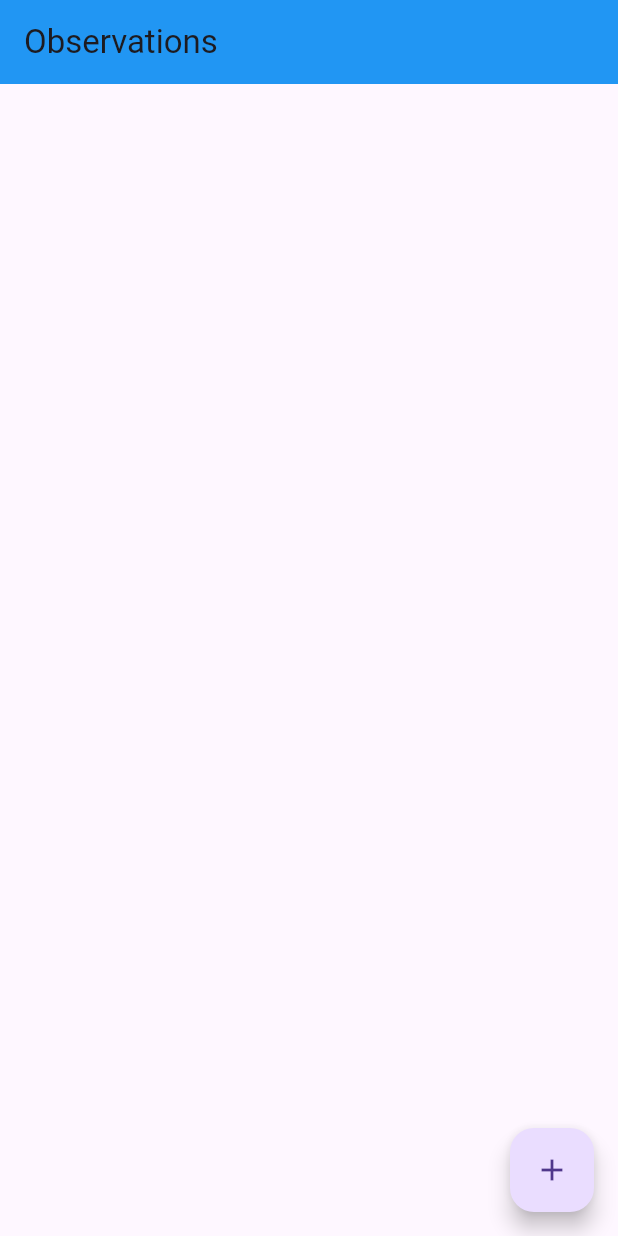
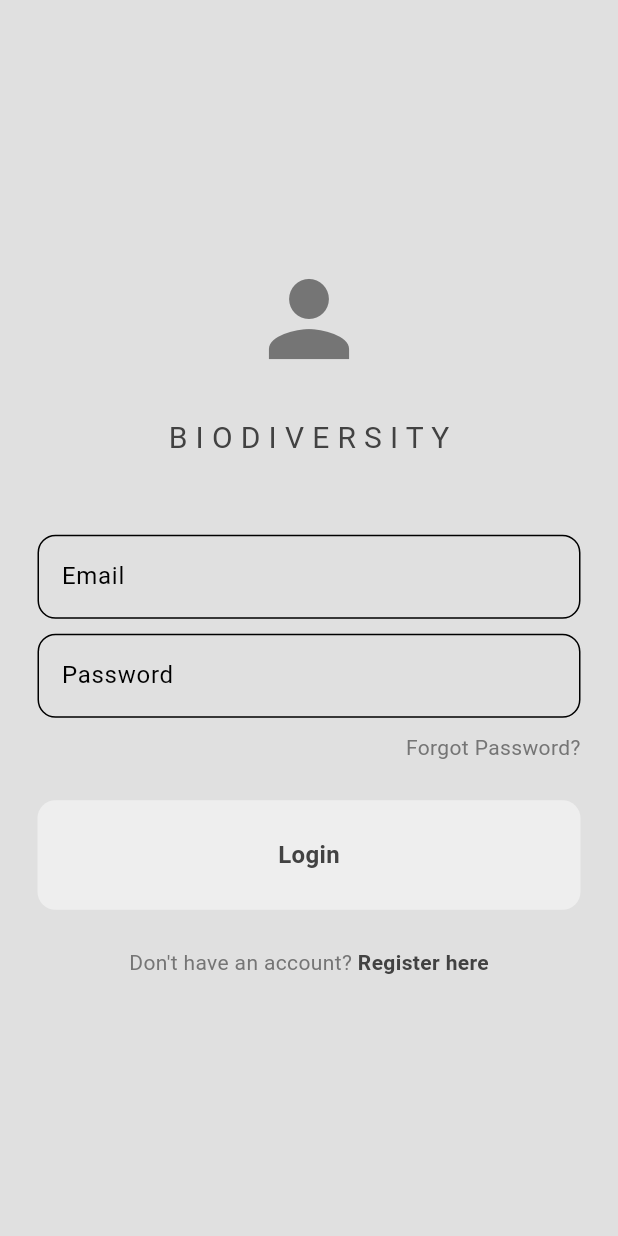
Before and after one commit to naldimian/biodiversity_observation, a Flutter app: the screen it shows after launch, on a phone screen of 412 x 824 dp. Run offline on Flutter 3.47's test engine with Material 3 defaults, Android fonts, the phone set to English and light mode, and no system bars; our stand-ins replace cloud_firestore, firebase_core, firebase_crashlytics, firebase_storage, google_maps_flutter, image_picker; missing offline and left inert: exif, tflite_flutter; accounts and stored records are empty.

Commit message:
Login page completed. Will do register page

```diff
--- /dev/null
+++ b/lib/components/my_button.dart
@@ -0,0 +1,37 @@
+import 'package:flutter/material.dart';
+
+class MyButton extends StatelessWidget {
+  final String text;
+  final void Function()? onTap;
+
+
+  const MyButton({
+    super.key,
+    required this.text,
+    required this.onTap,
+
+  });
+
+  @override
+  Widget build(BuildContext context) {
+    return GestureDetector(
+      onTap: onTap,
+      child: Container(
+        decoration: BoxDecoration(
+          color: Theme.of(context).colorScheme.primary,
+          borderRadius: BorderRadius.circular(12),
+        ),
+        padding: const EdgeInsets.all(25),
+        child: Center(
+          child: Text(
+            text,
+            style: const TextStyle(
+              fontWeight: FontWeight.bold,
+              fontSize: 16,
+            ),
+          ),
+        ),
+      ),
+    );
+  }
+}
--- /dev/null
+++ b/lib/components/my_textfield.dart
@@ -0,0 +1,28 @@
+import 'package:flutter/material.dart';
+
+class MyTextfield extends StatelessWidget {
+  final String hintText;
+  final bool obscureText;
+  final TextEditingController controller;
+
+  const MyTextfield({
+    super.key,
+    required this.hintText,
+    required this.obscureText,
+    required this.controller,
+  });
+
+  @override
+  Widget build(BuildContext context) {
+    return TextField(
+      controller: controller,
+      decoration: InputDecoration(
+        border: OutlineInputBorder(
+          borderRadius: BorderRadius.circular(12)
+        ),
+        hintText: hintText,
+      ),
+      obscureText: obscureText,
+    );
+  }
+}
--- a/lib/main.dart
+++ b/lib/main.dart
@@ -1,9 +1,12 @@
 import 'package:cubaankedua/pages/home_page.dart';
+import 'package:cubaankedua/pages/login_page.dart';
 import 'package:firebase_core/firebase_core.dart';
 import 'package:firebase_crashlytics/firebase_crashlytics.dart';
 import 'package:flutter/material.dart';
 import 'firebase_options.dart';
 import 'animal_id.dart';
+import 'package:cubaankedua/theme/dark_mode.dart';
+import 'package:cubaankedua/theme/light_mode.dart';
 
 Future<void> main() async {
   WidgetsFlutterBinding.ensureInitialized();
@@ -21,9 +24,11 @@
 
   @override
   Widget build(BuildContext context) {
-    return const MaterialApp(
+    return MaterialApp(
       debugShowCheckedModeBanner: false,
-      home: HomePage(),
+      home: LoginPage(),
+      theme: lightMode,
+      darkTheme: darkMode,
     );
   }
 }
--- a/lib/pages/home_page.dart
+++ b/lib/pages/home_page.dart
@@ -585,7 +585,7 @@
   @override
   Widget build(BuildContext context) {
     return Scaffold(
-      appBar: AppBar(title: const Text("Observations"), backgroundColor: Colors.blue),
+      appBar: AppBar(title: const Text("Observations")),
       floatingActionButton: FloatingActionButton(
         onPressed: () => _openNoteDialog(),
         child: const Icon(Icons.add),
--- /dev/null
+++ b/lib/pages/login_page.dart
@@ -0,0 +1,108 @@
+import 'package:cubaankedua/components/my_button.dart';
+import 'package:cubaankedua/components/my_textfield.dart';
+import 'package:flutter/material.dart';
+
+class LoginPage extends StatelessWidget {
+
+  //text controllers
+  final TextEditingController emailController = TextEditingController();
+  final TextEditingController passwordController = TextEditingController();
+
+  LoginPage({super.key});
+
+  //login method
+  void login(){
+
+  }
+
+  @override
+  Widget build(BuildContext context) {
+    return Scaffold(
+      backgroundColor: Theme.of(context).colorScheme.surface,
+      body: Center(
+        child: Padding(
+          padding: const EdgeInsets.all(25.0),
+          child: Column(
+            mainAxisAlignment: MainAxisAlignment.center,
+            children: [
+              // logo
+              Icon(
+                Icons.person,
+                size: 80,
+                color: Theme.of(context).colorScheme.inversePrimary,
+              ),
+              const SizedBox(height: 25),
+
+              // app name
+              Text(
+                "B I O D I V E R S I T Y",
+                style: TextStyle(
+                  fontSize: 20
+                ),
+
+              ),
+
+              const SizedBox(height: 50),
+
+              // email textfield
+              MyTextfield(
+                  hintText: "Email",
+                  obscureText: false,
+                  controller: emailController,
+              ),
+
+              const SizedBox(height: 10),
+
+              //password
+              MyTextfield(
+                hintText: "Password",
+                obscureText: true,
+                controller: passwordController,
+              ),
+              const SizedBox(height: 10),
+
+
+              //forgot password
+              Row(
+                mainAxisAlignment: MainAxisAlignment.end,
+                children: [
+                  Text("Forgot Password?",
+                  style: TextStyle(
+                    color: Theme.of(context).colorScheme.inversePrimary),
+                  ),
+                ],
+              ),
+              const SizedBox(height: 25),
+
+              // sign in button
+              MyButton(
+                  text: "Login",
+                  onTap: login,
+              ),
+              const SizedBox(height: 25),
+
+              // dont have an account? reg here
+              Row(
+                mainAxisAlignment: MainAxisAlignment.center,
+                children: [
+                  Text("Don't have an account?",
+                    style: TextStyle(
+                        color: Theme.of(context).colorScheme.inversePrimary),
+                  ),
+                  GestureDetector(
+                    onTap: () {},
+                    child: const Text(" Register here",
+                      style: TextStyle(
+                          fontWeight: FontWeight.bold
+                      ),
+                    ),
+                  ),
+                ],
+              ),
+            ],
+          ),
+        ),
+      ),
+    );
+  }
+}
--- /dev/null
+++ b/lib/theme/dark_mode.dart
@@ -0,0 +1,16 @@
+import 'package:flutter/material.dart';
+
+ThemeData darkMode = ThemeData(
+  brightness: Brightness.dark,
+  colorScheme: ColorScheme.dark(
+    surface: Colors.grey.shade900,
+    primary: Colors.grey.shade800, //800
+    secondary: Colors.grey.shade700,
+    inversePrimary: Colors.grey.shade500, //300
+  ),
+  textTheme: ThemeData.dark().textTheme.apply(
+    bodyColor: Colors.grey[300],
+    displayColor: Colors.white,
+  ),
+
+);
--- /dev/null
+++ b/lib/theme/light_mode.dart
@@ -0,0 +1,15 @@
+import 'package:flutter/material.dart';
+
+ThemeData lightMode = ThemeData(
+  brightness: Brightness.light,
+  colorScheme: ColorScheme.light(
+    surface: Colors.grey.shade300,
+    primary: Colors.grey.shade200,
+    secondary: Colors.grey.shade400,
+    inversePrimary: Colors.grey.shade600,
+  ),
+  textTheme: ThemeData.light().textTheme.apply(
+    bodyColor: Colors.grey[800],
+    displayColor: Colors.black,
+  ),
+);
```
